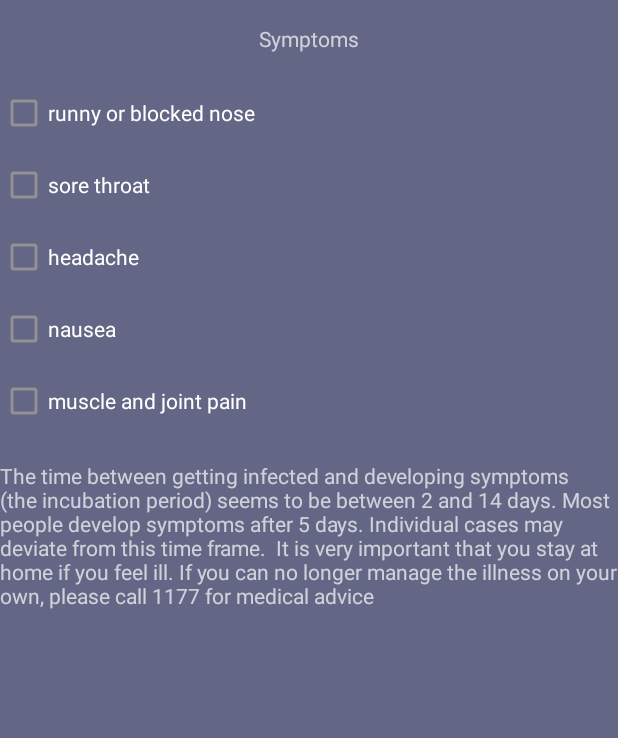
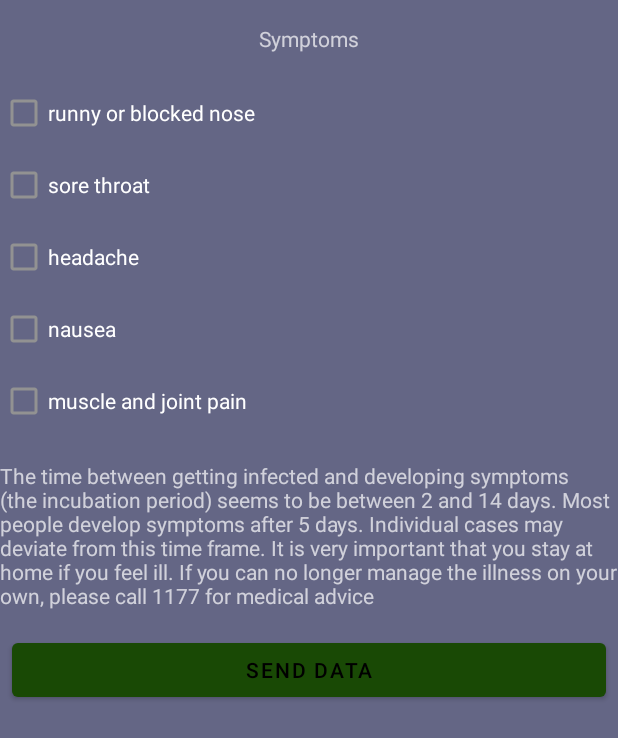
Before and after one commit to Nidulus/infection-tracker, an Android app: the fragment InfectionTrackingtFragment shown on its own in the app's theme, on a phone screen of 412 x 824 dp. Shown: the top 738 px of the screen. Run offline under Robolectric (Android 15) with nearby library versions, the phone set to English and light mode, and no system bars.

Commit message:
Android: Prepare viewModel with user input

```diff
--- a/HackForCrisisAndroid/app/src/main/java/com/example/hackforcrisis/token/TokenConstants.kt
+++ b/HackForCrisisAndroid/app/src/main/java/com/example/hackforcrisis/token/TokenConstants.kt
@@ -5,5 +5,5 @@ const val TOKEN = "token"
 const val ACCESS_TOKEN = "access_token"
 const val STATUS_CODE = "status_code"
 
-const val BASE_URL = "http://192.168.0.1:8080/"
+const val BASE_URL = "http://98.128.172.115:6004/"
 const val LOGIN_URL = BASE_URL + "auth/login/"
--- /dev/null
+++ b/HackForCrisisAndroid/app/src/main/java/com/example/hackforcrisis/viewmodel/InfectionViewModel.kt
@@ -0,0 +1,21 @@
+package com.example.hackforcrisis.viewmodel
+
+import android.util.Log
+import androidx.lifecycle.ViewModel
+import com.example.hackforcrisis.model.InfectionData
+
+
+class InfectionViewModel() : ViewModel() {
+
+    private lateinit var infectionData: InfectionData
+
+    fun sendData(data: InfectionData) {
+        infectionData = data
+        Log.d("send data", infectionData.muscle.toString())
+    }
+
+    private fun loginSuccess() {
+
+    }
+
+}
--- a/HackForCrisisAndroid/app/src/main/res/layout/infection_fragment.xml
+++ b/HackForCrisisAndroid/app/src/main/res/layout/infection_fragment.xml
@@ -52,12 +52,20 @@
     <TextView
         android:layout_width="wrap_content"
         android:layout_height="wrap_content"
-        android:text="The time between getting infected and developing symptoms (the incubation period) seems to be between 2 and 14 days. Most people develop symptoms after 5 days. Individual cases may deviate from this time frame.
-
-It is very important that you stay at home if you feel ill. If you can no longer manage the illness on your own, please call 1177 for medical advice"
+        android:text="@string/info"
         android:layout_gravity="center"
         android:layout_marginTop="@dimen/large_margin"
         android:layout_marginBottom="@dimen/large_margin"
         />
 
+    <com.google.android.material.button.MaterialButton
+        android:id="@+id/btn_sendData"
+        android:layout_width="match_parent"
+        android:layout_height="wrap_content"
+        android:layout_marginLeft="@dimen/medium_margin"
+        android:layout_marginRight="@dimen/medium_margin"
+        android:layout_marginBottom="@dimen/medium_margin"
+        android:onClick="senddata"
+        android:text="@string/send_data" />
+
 </LinearLayout>
--- a/HackForCrisisAndroid/app/src/main/res/values/strings.xml
+++ b/HackForCrisisAndroid/app/src/main/res/values/strings.xml
@@ -11,4 +11,6 @@
     <string name="headache">headache</string>
     <string name="nausea">nausea</string>
     <string name="muscle_and_joint_pain">muscle and joint pain</string>
+    <string name="send_data">Send Data</string>
+    <string name="info">The time between getting infected and developing symptoms (the incubation period) seems to be between 2 and 14 days. Most people develop symptoms after 5 days. Individual cases may deviate from this time frame. It is very important that you stay at home if you feel ill. If you can no longer manage the illness on your own, please call 1177 for medical advice</string>
 </resources>
```
Also changed, not shown: HackForCrisisAndroid/app/src/main/java/com/example/hackforcrisis/model/InfectionData.kt (added, +20 -0 lines), HackForCrisisAndroid/app/src/main/java/com/example/hackforcrisis/view/InfectionTrackingtFragment.kt (+16 -1 lines).
